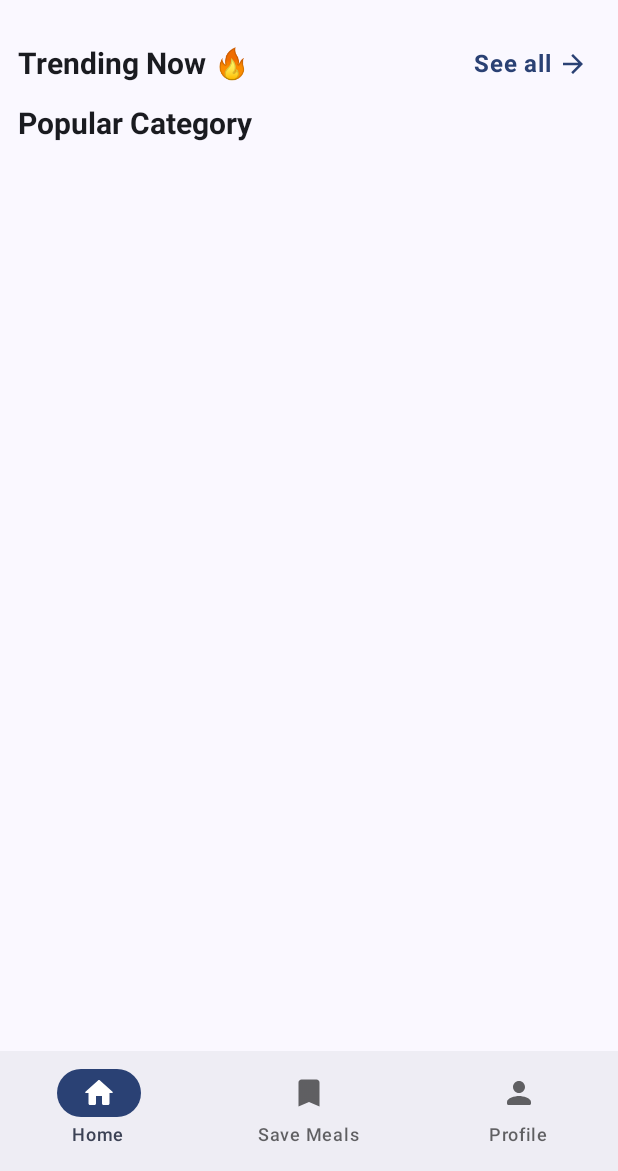
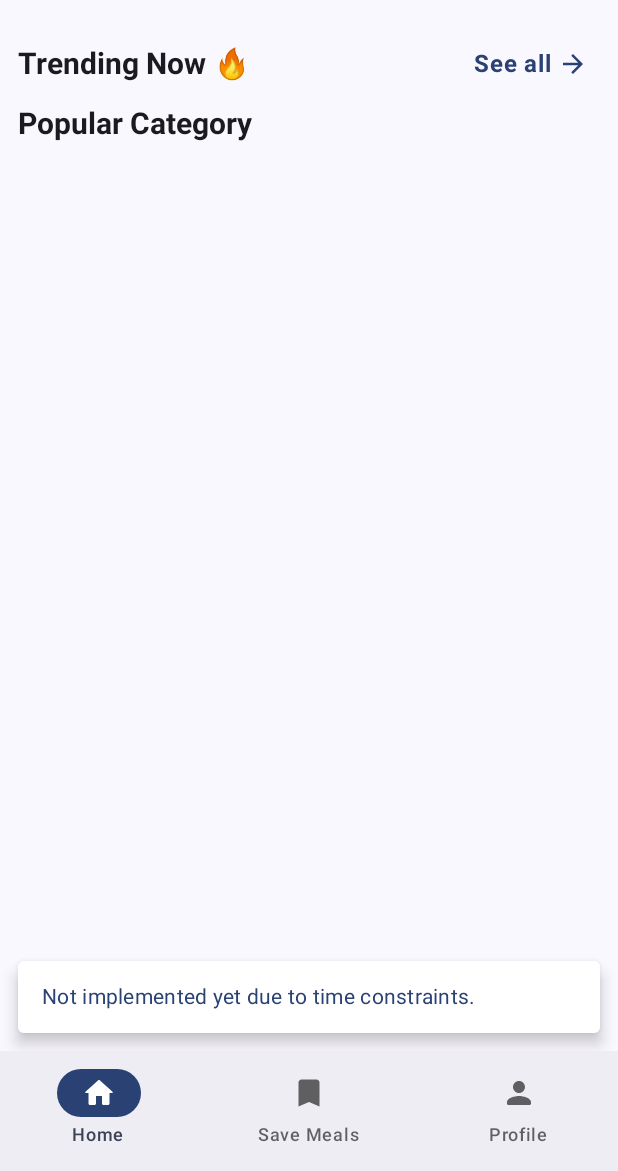
Before and after one commit to tawhidmonowar/SEEFood, an Android app built with Jetpack Compose: the HomeNavigation screen opened through its navigation route, after a tap on "stringResource(Res.string.info)", on a phone screen of 412 x 824 dp, the part 65-1236 px from its top. Run offline under Robolectric (Android 15) with nearby library versions, the light colour scheme and no system bars; our stand-ins replace Firebase (no records; nobody signed in at launch, a user with empty details on screens opened directly).

Commit message:
Add snackbar feedback for About and Settings actions
Implemented snackbar notifications for the About and Settings buttons in the Home screen, indicating that these features are not yet implemented. Updated HomeScreen to require a HomeViewModel parameter and passed the viewModel from HomeNavigation. Modified HomeTopAppBar to accept an onSettingsClick callback.

```diff
--- a/app/src/main/kotlin/org/onedroid/seefood/app/navigation/HomeNavigation.kt
+++ b/app/src/main/kotlin/org/onedroid/seefood/app/navigation/HomeNavigation.kt
@@ -2,16 +2,22 @@ package org.onedroid.seefood.app.navigation
 
 import androidx.compose.foundation.layout.padding
 import androidx.compose.material3.ExperimentalMaterial3Api
+import androidx.compose.material3.MaterialTheme
 import androidx.compose.material3.Scaffold
+import androidx.compose.material3.Snackbar
+import androidx.compose.material3.SnackbarHost
+import androidx.compose.material3.SnackbarHostState
 import androidx.compose.material3.TopAppBarDefaults
 import androidx.compose.runtime.Composable
 import androidx.compose.runtime.getValue
+import androidx.compose.runtime.remember
+import androidx.compose.runtime.rememberCoroutineScope
 import androidx.compose.ui.Modifier
+import androidx.compose.ui.graphics.Color
 import androidx.navigation.compose.NavHost
 import androidx.navigation.compose.composable
 import androidx.navigation.compose.currentBackStackEntryAsState
 import androidx.navigation.compose.rememberNavController
-import kotlinx.coroutines.delay
 import kotlinx.coroutines.launch
 import org.koin.compose.viewmodel.koinViewModel
 import org.onedroid.seefood.app.navigation.components.BottomNavigationBar
@@ -31,6 +37,8 @@ fun HomeNavigation(
     val navBackStackEntry by homeNavController.currentBackStackEntryAsState()
     val currentRoute = navBackStackEntry?.destination?.route
     val scrollBehavior = TopAppBarDefaults.pinnedScrollBehavior()
+    val scope = rememberCoroutineScope()
+    val snackbarHostState = remember { SnackbarHostState() }
 
     Scaffold(
         topBar = {
@@ -40,7 +48,16 @@ fun HomeNavigation(
                 updateSearchQuery = viewModel::updateSearchQuery,
                 isSearchActive = viewModel.isSearchActive,
                 toggleSearch = viewModel::toggleSearch,
-                onAboutClick = {},
+                onAboutClick = {
+                    scope.launch {
+                        snackbarHostState.showSnackbar("Not implemented yet due to time constraints.")
+                    }
+                },
+                onSettingsClick = {
+                    scope.launch {
+                        snackbarHostState.showSnackbar("Not implemented yet due to time constraints.")
+                    }
+                },
                 searchResultContent = {
                     MealSearchResult(
                         isSearchLoading = viewModel.isSearchLoading,
@@ -66,6 +83,15 @@ fun HomeNavigation(
                     }
                 }
             )
+        },
+        snackbarHost = {
+            SnackbarHost(hostState = snackbarHostState) { data ->
+                Snackbar(
+                    snackbarData = data,
+                    containerColor = Color.White,
+                    contentColor = MaterialTheme.colorScheme.primary
+                )
+            }
         }
     ) { innerPadding ->
         NavHost(
@@ -74,7 +100,7 @@ fun HomeNavigation(
             modifier = Modifier.padding(innerPadding)
         ) {
             composable("home_screen") {
-                HomeScreen()
+                HomeScreen(viewModel = viewModel)
             }
             composable("profile") {
                 ProfileScreen()
--- a/app/src/main/kotlin/org/onedroid/seefood/presentation/home/HomeScreen.kt
+++ b/app/src/main/kotlin/org/onedroid/seefood/presentation/home/HomeScreen.kt
@@ -21,7 +21,7 @@ import org.onedroid.seefood.presentation.home.components.title
 
 @Composable
 fun HomeScreen(
-    viewModel: HomeViewModel = koinViewModel(),
+    viewModel: HomeViewModel,
 ) {
     val gridState = rememberLazyGridState()
 
--- a/app/src/main/kotlin/org/onedroid/seefood/presentation/home/components/HomeTopAppBar.kt
+++ b/app/src/main/kotlin/org/onedroid/seefood/presentation/home/components/HomeTopAppBar.kt
@@ -27,6 +27,7 @@ fun HomeTopAppBar(
     isSearchActive: Boolean,
     toggleSearch: () -> Unit,
     onAboutClick: () -> Unit,
+    onSettingsClick: () -> Unit,
     searchResultContent: @Composable () -> Unit,
     scrollBehavior: TopAppBarScrollBehavior
 ) {
@@ -53,7 +54,7 @@ fun HomeTopAppBar(
                 Icon(Icons.Default.Search, contentDescription = "stringResource(Res.string.search)")
             }
             IconButton(onClick = {
-
+                onSettingsClick()
             }) {
                 Icon(
                     Icons.Filled.Settings,
```
